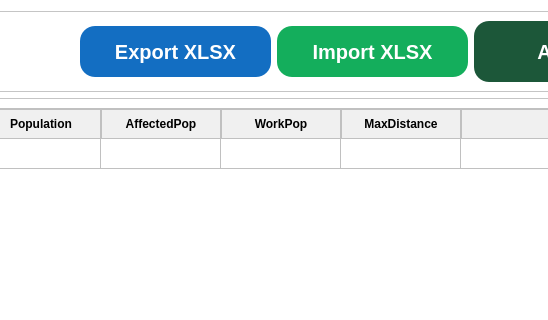
Qt form ProgramSrc/entityManagement.ui (Lucianono/ShelterAlloc_Thesis) before a commit; both pictures show x 424 to 972 and y 0 to 320 of the 1200 by 750 pixel window.
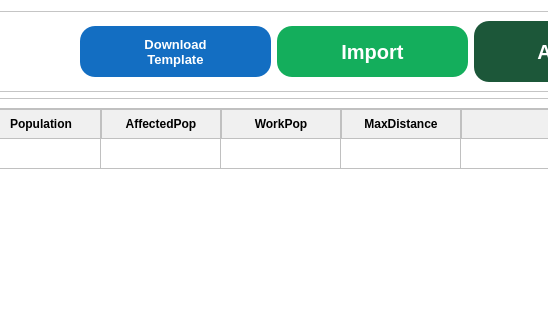
The same form after that commit. Icons and pictures are not drawn.

Commit message: Feat: added image for dl temp and import

```diff
--- a/ProgramSrc/entityManagement.ui
+++ b/ProgramSrc/entityManagement.ui
@@ -103,7 +103,7 @@
         </property>
         <property name="font">
          <font>
-          <pointsize>15</pointsize>
+          <pointsize>10</pointsize>
           <weight>75</weight>
           <bold>true</bold>
          </font>
@@ -130,7 +130,18 @@
 </string>
         </property>
         <property name="text">
-         <string>Export XLSX</string>
+         <string>Download
+Template</string>
+        </property>
+        <property name="icon">
+         <iconset resource="resources.qrc">
+          <normaloff>:/ICONS/icons8-xls-export-96.png</normaloff>:/ICONS/icons8-xls-export-96.png</iconset>
+        </property>
+        <property name="iconSize">
+         <size>
+          <width>35</width>
+          <height>35</height>
+         </size>
         </property>
         <property name="checkable">
          <bool>true</bool>
@@ -180,7 +191,17 @@
 </string>
         </property>
         <property name="text">
-         <string>Import XLSX</string>
+         <string>Import</string>
+        </property>
+        <property name="icon">
+         <iconset resource="resources.qrc">
+          <normaloff>:/ICONS/icons8-xls-import-96.png</normaloff>:/ICONS/icons8-xls-import-96.png</iconset>
+        </property>
+        <property name="iconSize">
+         <size>
+          <width>35</width>
+          <height>35</height>
+         </size>
         </property>
         <property name="checkable">
          <bool>true</bool>
```
Left out of the diff: 3 changed lines with no effect on the pictures. The commit also changes 7 other files.
